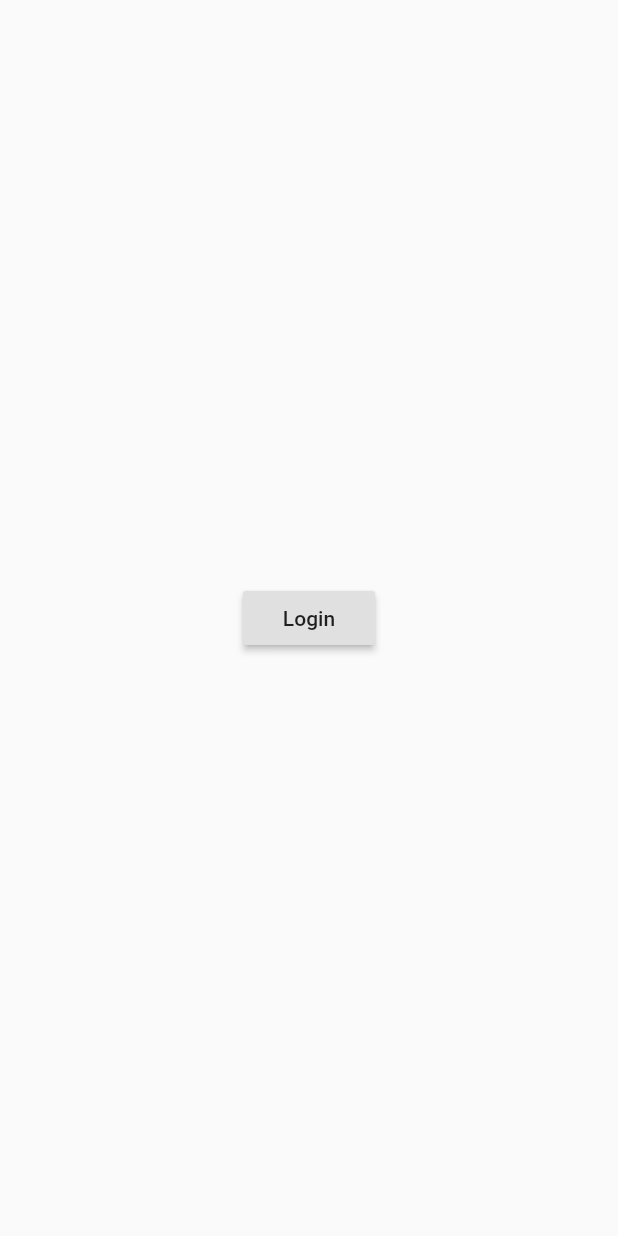
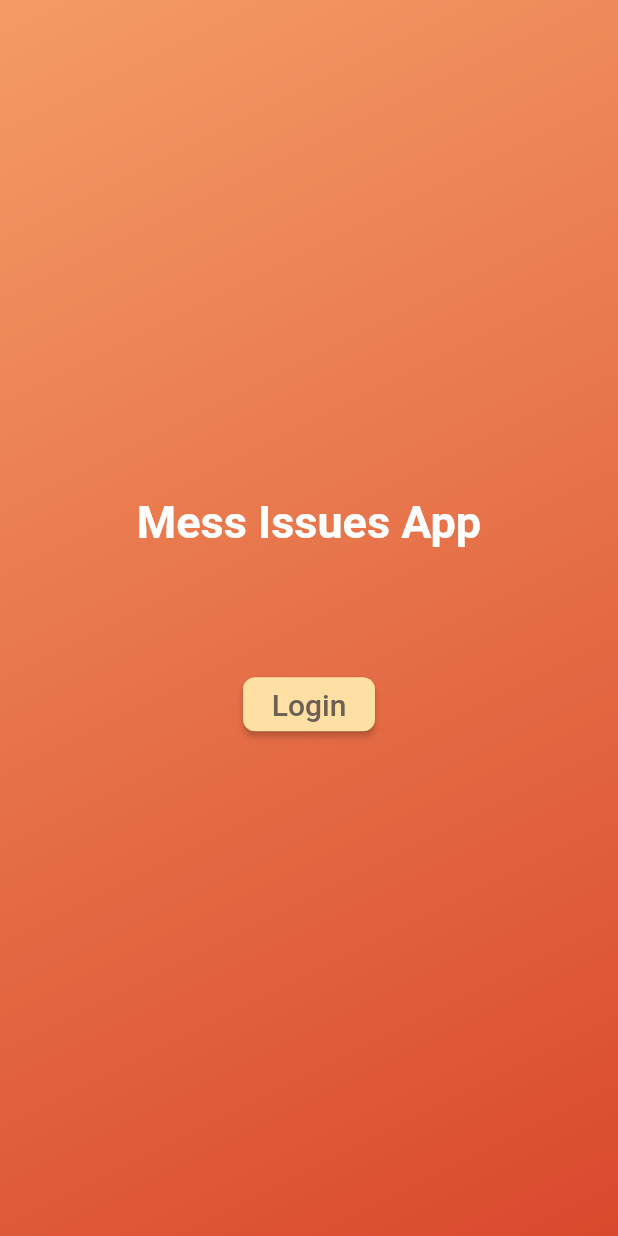
Before and after one commit to 99suyashsoni/messrep_app, a Flutter app: the screen it shows after launch, after a tap on "Login", on a phone screen of 412 x 824 dp. Run offline on Flutter 3.47's test engine with Material 2 defaults, Android fonts, the phone set to English and light mode, and no system bars; our stand-ins replace google_sign_in, shared_preferences, sqflite; accounts and stored records are empty; network calls fail; Roboto replaces fonts that are missing (Quicksand).

Commit message:
Changes login screen ui

```diff
--- a/lib/issues/issues_screen.dart
+++ b/lib/issues/issues_screen.dart
@@ -49,7 +49,12 @@ class _IssuesState extends State<_Issues> {
           return Center(child: CircularProgressIndicator());
         }
         if (state is Failure) {
-          return Center(child: Text(state.error));
+          return RefreshIndicator(
+            child: Center(child: Text(state.error)),
+            onRefresh: () async {
+              await issues.refresh();
+            },
+          );
         }
         if (state is Success) {
           return RefreshIndicator(
--- a/lib/login/login_screen.dart
+++ b/lib/login/login_screen.dart
@@ -2,12 +2,15 @@ import 'package:flutter/material.dart';
 import 'package:messrep_app/login/login_repository.dart';
 import 'package:provider/provider.dart';
 
-class LoginScreen extends StatelessWidget{
+class LoginScreen extends StatelessWidget {
+  const LoginScreen({
+    Key key,
+  }) : super(key: key);
+
   @override
   Widget build(BuildContext context) {
     return Container(
       decoration: BoxDecoration(
-        borderRadius: BorderRadius.circular(8.0),
         gradient: LinearGradient(
           colors: [
             Color(0xFFF49B65),
@@ -16,14 +19,9 @@ class LoginScreen extends StatelessWidget{
           begin: Alignment.topLeft,
           end: Alignment.bottomRight,
         ),
-        boxShadow: [
-          BoxShadow(
-              color: Color(0x6EDD5435),
-              offset: Offset(3.0, 8.0),
-              blurRadius: 10.0),
-        ],
       ),
       child: Scaffold(
+        backgroundColor: Colors.transparent,
         body: SafeArea(
           child: _Login(),
         ),
@@ -32,36 +30,54 @@ class LoginScreen extends StatelessWidget{
   }
 }
 
-class _Login extends StatefulWidget{
+class _Login extends StatefulWidget {
   @override
   State<_Login> createState() => _LoginState();
 }
 
-class _LoginState extends State<_Login>{
-
+class _LoginState extends State<_Login> {
   bool _isLoading = false;
 
   @override
   Widget build(BuildContext context) {
-    if(_isLoading){
+    if (_isLoading) {
       return Center(child: CircularProgressIndicator());
     }
 
-    return Align(
+    return Column(
+      children: [
+        Spacer(),
+        Text(
+          'Mess Issues App',
+          style: TextStyle(
+            color: Colors.white,
+            fontSize: 30.0,
+            fontWeight: FontWeight.w600,
+          ),
+        ),
+        SizedBox(height: 80.0),
+        Align(
           alignment: Alignment.center,
           child: RaisedButton(
-        child: Text('Login'),
+            child: Text(
+              'Login',
+              style: TextStyle(fontSize: 20.0),
+            ),
             elevation: 2.0,
+            textColor: Color(0xFF6B6054),
+            color: Color(0xFFFFE0A4),
+            shape: RoundedRectangleBorder(
+                borderRadius: BorderRadius.circular(8.0)),
             onPressed: () async {
               final repo = Provider.of<LoginRepository>(context);
-          try{
+              try {
                 final idToken = await repo.signInWithGoogle();
                 setState(() {
                   _isLoading = true;
                 });
                 await repo.login(idToken);
                 Navigator.of(context).pop();
-          } on Exception catch (e){
+              } on Exception catch (e) {
                 print(e.toString());
                 setState(() {
                   _isLoading = false;
@@ -69,6 +85,9 @@ class _LoginState extends State<_Login>{
               }
             },
           ),
+        ),
+        Spacer(),
+      ],
     );
   }
 }
--- a/lib/main.dart
+++ b/lib/main.dart
@@ -71,18 +71,6 @@ class MessRepApp extends StatelessWidget {
     return MaterialApp(
       debugShowCheckedModeBanner: false,
       title: 'Mess Rep App',
-      theme: ThemeData(
-        accentColor: Color(0xFF766B6B),
-        appBarTheme: AppBarTheme(color: Colors.white, elevation: 0.0),
-        fontFamily: 'Quicksand',
-        textTheme: TextTheme(
-          title: TextStyle(
-            fontSize: 16.0,
-            fontWeight: FontWeight.w600,
-            color: Colors.black,
-          ),
-        ),
-      ),
       initialRoute: initialRoute,
       routes: {
         '/': (context) {
```
Lines whose indentation alone changed are shown as unchanged.
